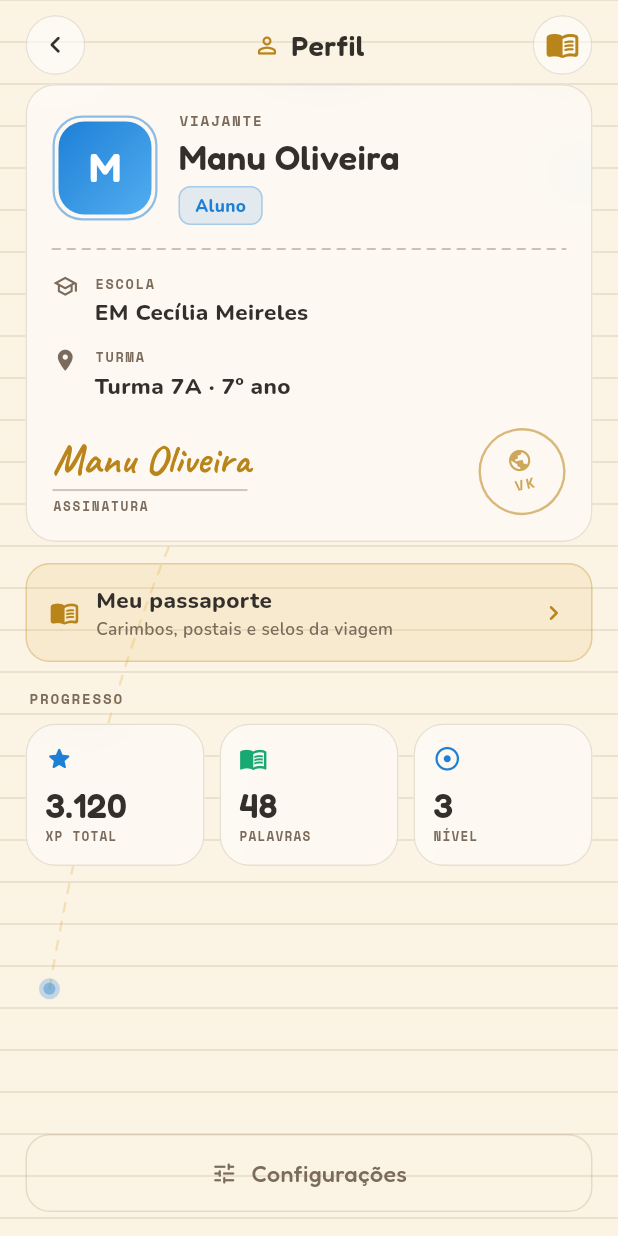
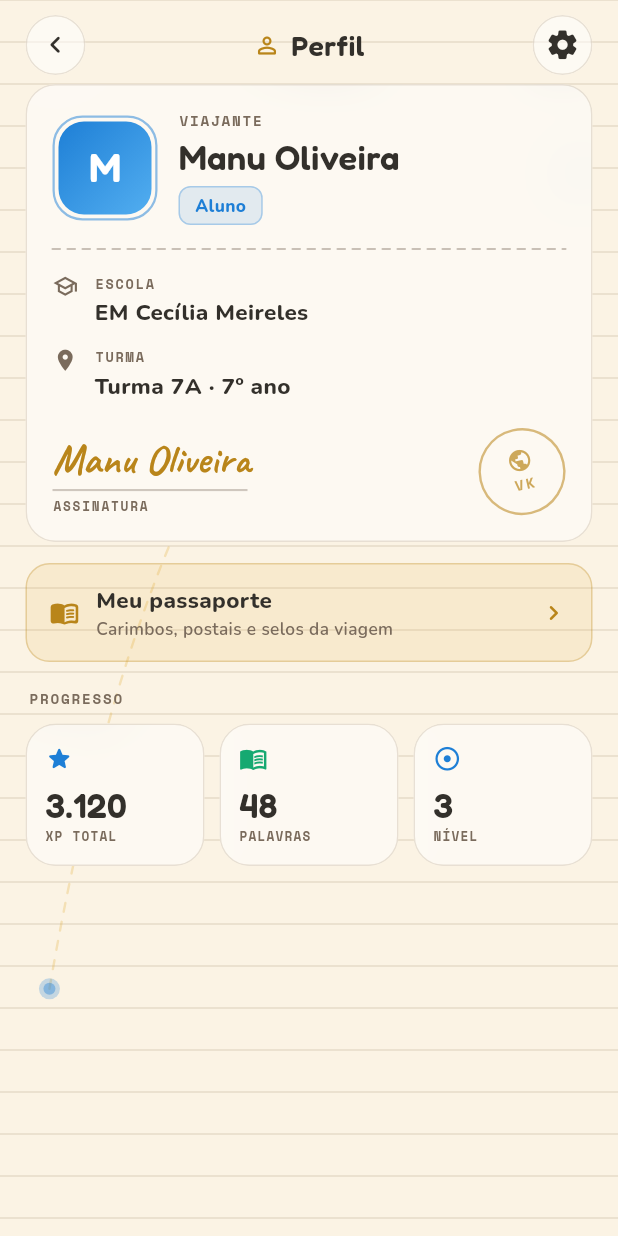
Before and after one commit to mateusdsoc/VocabKids, a Flutter app: the PerfilScreen screen opened directly, on a phone screen of 412 x 824 dp. Run offline on Flutter 3.47's test engine with Material 3 defaults, Android fonts, the phone set to English and light mode, and no system bars; our stand-ins replace flutter_riverpod, google_fonts, image_picker, shared_preferences; accounts and stored records are empty.

Commit message:
correções

```diff
--- a/app/lib/core/widgets/app_icons.dart
+++ b/app/lib/core/widgets/app_icons.dart
@@ -46,7 +46,7 @@ abstract final class AppIcons {
   static const palavras = Icons.menu_book_outlined; // palavras dominadas
 
   // --- Perfil / Configurações ---
-  static const ajustes = Icons.tune_rounded; // entrada de configurações
+  static const ajustes = Icons.settings_rounded; // engrenagem = configurações
   static const temaSistema = Icons.brightness_auto_rounded;
   static const temaClaro = Icons.light_mode_rounded;
   static const temaEscuro = Icons.dark_mode_rounded;
--- a/app/lib/features/identidade/perfil_screen.dart
+++ b/app/lib/features/identidade/perfil_screen.dart
@@ -56,7 +56,7 @@ class PerfilScreen extends ConsumerWidget {
                 children: [
                   _Header(
                     onBack: () => Navigator.of(context).maybePop(),
-                    onPassaporte: abrirPassaporte,
+                    onConfiguracoes: abrirConfiguracoes,
                   ),
                   Expanded(
                     child: SingleChildScrollView(
@@ -115,8 +115,6 @@ class PerfilScreen extends ConsumerWidget {
                       ),
                     ),
                   ),
-                  const SizedBox(height: 14),
-                  _ConfiguracoesButton(onTap: abrirConfiguracoes),
                 ],
               ),
             ),
@@ -127,12 +125,13 @@ class PerfilScreen extends ConsumerWidget {
   }
 }
 
-/// Topo: voltar + título "Perfil" centralizado + atalho do **Passaporte**
-/// (o livrinho) à direita — o elo entre o perfil e a coleção.
+/// Topo: voltar + título "Perfil" centralizado + a **engrenagem** de
+/// Configurações à direita. O atalho ao Passaporte (a coleção) vive no corpo,
+/// logo abaixo da carteira de identidade (não duplicamos no topo).
 class _Header extends StatelessWidget {
-  const _Header({required this.onBack, required this.onPassaporte});
+  const _Header({required this.onBack, required this.onConfiguracoes});
   final VoidCallback onBack;
-  final VoidCallback onPassaporte;
+  final VoidCallback onConfiguracoes;
 
   @override
   Widget build(BuildContext context) {
@@ -157,9 +156,8 @@ class _Header extends StatelessWidget {
           Align(
             alignment: Alignment.centerRight,
             child: _RoundButton(
-              icon: AppIcons.passaporte,
-              onTap: onPassaporte,
-              tint: c.accentStrong,
+              icon: AppIcons.ajustes,
+              onTap: onConfiguracoes,
             ),
           ),
         ],
@@ -168,12 +166,11 @@ class _Header extends StatelessWidget {
   }
 }
 
-/// Botão circular de vidro (voltar / abrir passaporte).
+/// Botão circular de vidro (voltar / abrir configurações).
 class _RoundButton extends StatelessWidget {
-  const _RoundButton({required this.icon, required this.onTap, this.tint});
+  const _RoundButton({required this.icon, required this.onTap});
   final IconData icon;
   final VoidCallback onTap;
-  final Color? tint;
 
   @override
   Widget build(BuildContext context) {
@@ -187,7 +184,7 @@ class _RoundButton extends StatelessWidget {
         child: SizedBox(
           width: 40,
           height: 40,
-          child: Icon(icon, size: 23, color: tint ?? c.ink),
+          child: Icon(icon, size: 23, color: c.ink),
         ),
       ),
     );
@@ -249,47 +246,6 @@ class _PassaporteAtalho extends StatelessWidget {
   }
 }
 
-/// Entrada de Configurações ao pé do Perfil — discreta, de contorno (mesma
-/// linguagem do antigo botão de sair, agora levando aos ajustes).
-class _ConfiguracoesButton extends StatelessWidget {
-  const _ConfiguracoesButton({required this.onTap});
-  final VoidCallback onTap;
-
-  @override
-  Widget build(BuildContext context) {
-    final c = context.colors;
-    final radius = BorderRadius.circular(16);
-    return Material(
-      type: MaterialType.transparency,
-      child: InkWell(
-        onTap: () {
-          HapticFeedback.selectionClick();
-          onTap();
-        },
-        borderRadius: radius,
-        child: Container(
-          width: double.infinity,
-          padding: const EdgeInsets.all(14),
-          decoration: BoxDecoration(
-            borderRadius: radius,
-            border: Border.all(color: c.line, width: 1),
-          ),
-          child: Row(
-            mainAxisAlignment: MainAxisAlignment.center,
-            children: [
-              Icon(AppIcons.ajustes, size: 18, color: c.muted),
-              const SizedBox(width: 9),
-              Text('Configurações',
-                  style: AppType.fredoka(
-                      size: 15.5, weight: FontWeight.w500, color: c.muted)),
-            ],
-          ),
-        ),
-      ),
-    );
-  }
-}
-
 /// Viajante-amostra para preview/demo (mesmo padrão de `sample` das outras telas).
 final Me sampleMe = Me(
   usuarioId: 1,
--- a/app/lib/features/onboarding/onboarding_screen.dart
+++ b/app/lib/features/onboarding/onboarding_screen.dart
@@ -70,7 +70,10 @@ class _OnboardingScreenState extends State<OnboardingScreen> {
 
   void _irParaApp() {
     Navigator.of(context).pushReplacement(
-      adaptivePageRoute(builder: (_) => const HomeScreen()),
+      adaptivePageRoute(
+        builder: (_) => const HomeScreen(),
+        settings: const RouteSettings(name: HomeScreen.routeName),
+      ),
     );
   }
 
```
Also changed, not shown: app/lib/core/platform/adaptive.dart (+6 -3 lines), app/lib/features/home/home_screen.dart (+7 -0 lines), app/lib/features/resumo/resumo_screen.dart (+7 -1 lines), app/lib/features/trilha/trilha_screen.dart (+12 -1 lines), 1 other file.
